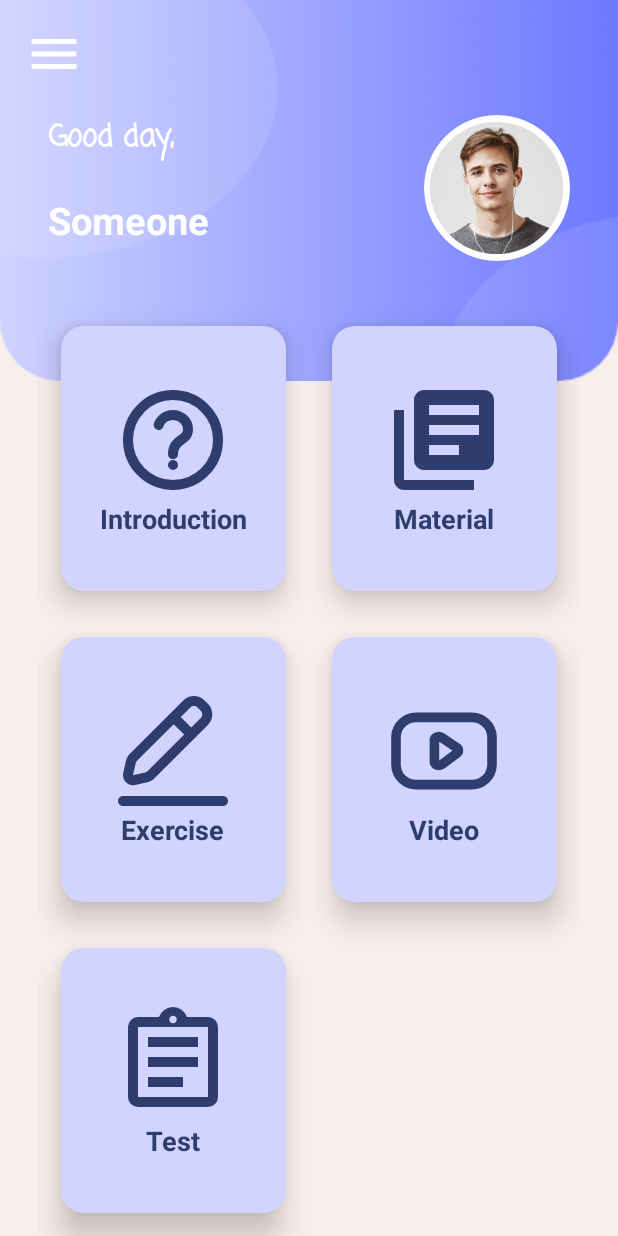
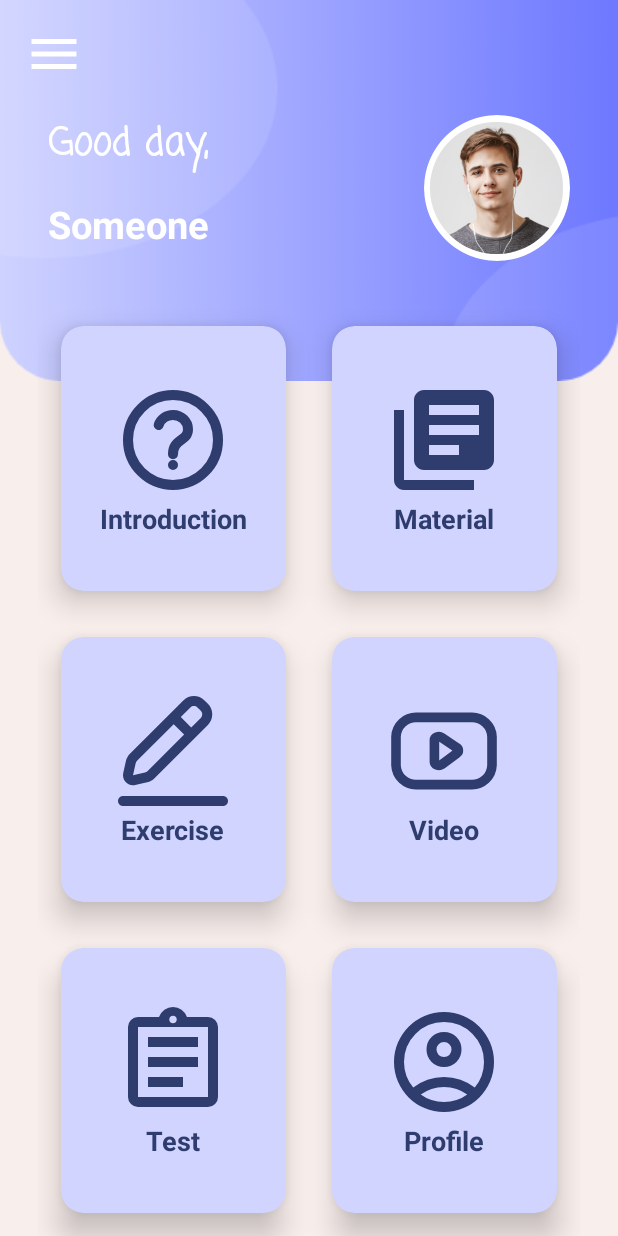
Before and after one commit to HyannII/StudyApp, an Android app: the MainActivity screen opened directly, with no data from a screen before it, on a phone screen of 412 x 824 dp. Run offline under Robolectric (Android 15) with nearby library versions, the phone set to English and light mode, and no system bars.

Commit message:
small ui fix

```diff
--- /dev/null
+++ b/app/src/main/res/drawable/account_circle.xml
@@ -0,0 +1,10 @@
+<vector xmlns:android="http://schemas.android.com/apk/res/android"
+    android:width="24dp"
+    android:height="24dp"
+    android:viewportWidth="960"
+    android:viewportHeight="960"
+    android:tint="#2e3d6d">
+  <path
+      android:fillColor="@android:color/white"
+      android:pathData="M234,684Q285,645 348,622.5Q411,600 480,600Q549,600 612,622.5Q675,645 726,684Q761,643 780.5,591Q800,539 800,480Q800,347 706.5,253.5Q613,160 480,160Q347,160 253.5,253.5Q160,347 160,480Q160,539 179.5,591Q199,643 234,684ZM480,520Q421,520 380.5,479.5Q340,439 340,380Q340,321 380.5,280.5Q421,240 480,240Q539,240 579.5,280.5Q620,321 620,380Q620,439 579.5,479.5Q539,520 480,520ZM480,880Q397,880 324,848.5Q251,817 197,763Q143,709 111.5,636Q80,563 80,480Q80,397 111.5,324Q143,251 197,197Q251,143 324,111.5Q397,80 480,80Q563,80 636,111.5Q709,143 763,197Q817,251 848.5,324Q880,397 880,480Q880,563 848.5,636Q817,709 763,763Q709,817 636,848.5Q563,880 480,880ZM480,800Q533,800 580,784.5Q627,769 666,740Q627,711 580,695.5Q533,680 480,680Q427,680 380,695.5Q333,711 294,740Q333,769 380,784.5Q427,800 480,800ZM480,440Q506,440 523,423Q540,406 540,380Q540,354 523,337Q506,320 480,320Q454,320 437,337Q420,354 420,380Q420,406 437,423Q454,440 480,440ZM480,380Q480,380 480,380Q480,380 480,380Q480,380 480,380Q480,380 480,380Q480,380 480,380Q480,380 480,380Q480,380 480,380Q480,380 480,380ZM480,740Q480,740 480,740Q480,740 480,740Q480,740 480,740Q480,740 480,740Q480,740 480,740Q480,740 480,740Q480,740 480,740Q480,740 480,740Z"/>
+</vector>
--- a/app/src/main/res/layout/activity_main_content.xml
+++ b/app/src/main/res/layout/activity_main_content.xml
@@ -56,7 +56,7 @@
                     android:text="Good day,"
                     android:textStyle="bold"
                     android:textColor="#ffffff"
-                    android:textSize="20sp"
+                    android:textSize="25sp"
                     app:layout_constraintStart_toStartOf="parent"
                     app:layout_constraintTop_toTopOf="@+id/imageView2" />
 
@@ -298,6 +298,42 @@
                     </TextView>
                 </LinearLayout>
             </androidx.cardview.widget.CardView>
+            <androidx.cardview.widget.CardView
+                android:layout_width="0dp"
+                android:layout_height="0dp"
+                app:cardCornerRadius="15dp"
+                app:cardElevation="12dp"
+                android:layout_columnWeight="1"
+                android:layout_rowWeight="1"
+                android:layout_row="2"
+                android:layout_column="1"
+                android:layout_margin="15dp"
+                app:cardBackgroundColor="#d0d4ff"
+                >
+                <LinearLayout
+                    android:layout_width="match_parent"
+                    android:layout_height="match_parent"
+                    android:orientation="vertical"
+                    android:gravity="center">
+                    <ImageView
+                        android:layout_width="80dp"
+                        android:layout_height="80dp"
+                        android:src="@drawable/account_circle"
+                        android:layout_gravity="center_horizontal"
+                        >
+                    </ImageView>
+                    <TextView
+                        android:layout_width="wrap_content"
+                        android:layout_height="wrap_content"
+                        android:text="Profile"
+                        android:layout_gravity="center_horizontal"
+                        android:textSize="18sp"
+                        android:textStyle="bold"
+                        android:textColor="#2e3d6d">
+
+                    </TextView>
+                </LinearLayout>
+            </androidx.cardview.widget.CardView>
 
         </GridLayout>
     </RelativeLayout>
--- a/app/src/main/res/layout/activity_quiz.xml
+++ b/app/src/main/res/layout/activity_quiz.xml
@@ -23,7 +23,7 @@
         android:layout_width="wrap_content"
         android:layout_height="wrap_content"
         android:padding="15dp"
-        android:text="Quiz"
+        android:text="Test"
         android:textColor="@color/white"
         android:textSize="24sp"
         android:textStyle="bold"
```
Also changed, not shown: app/src/main/java/com/example/myapplication/Activities/ListActivity.java (+10 -5 lines), app/src/main/res/layout/activity_list.xml (+29 -9 lines).
